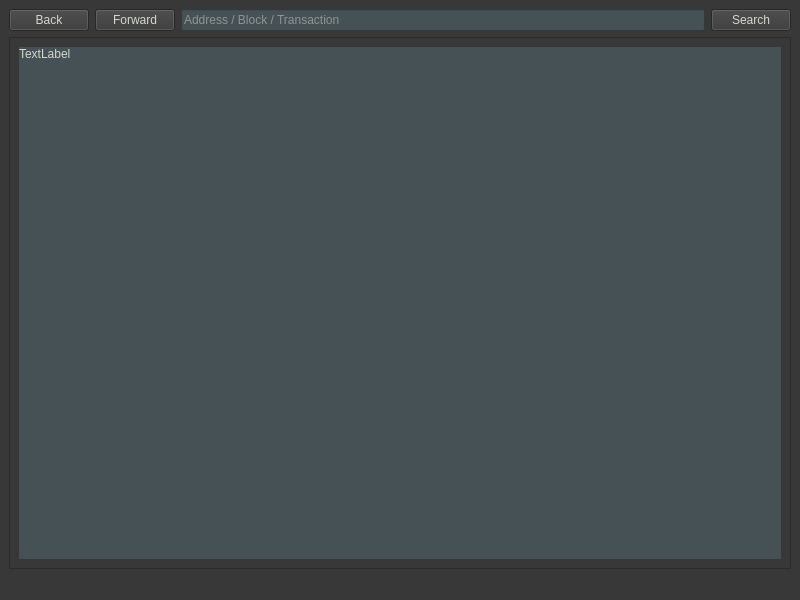
Old version of the form src/qt/forms/blockexplorer.ui in the repository NewCapital/TWINS-Core.
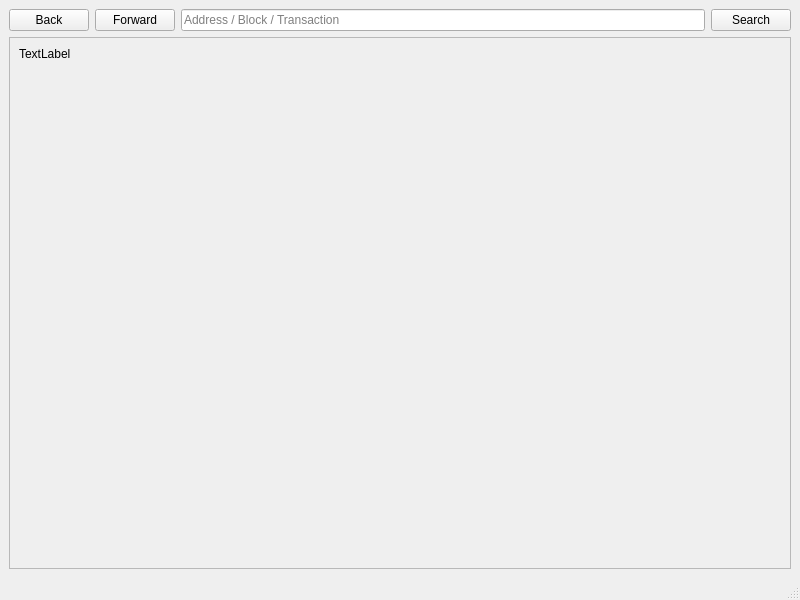
New version of the form. Icons and pictures are not drawn.

What changed in the file:
```diff
--- a/src/qt/forms/blockexplorer.ui
+++ b/src/qt/forms/blockexplorer.ui
@@ -13,10 +13,6 @@
   <property name="windowTitle">
    <string>Blockchain Explorer</string>
   </property>
-  <property name="styleSheet">
-   <string notr="true">background-color:rgb(56, 56, 56);
-color:rgb(211, 215, 207);</string>
-  </property>
   <widget class="QWidget" name="centralwidget">
    <property name="styleSheet">
     <string notr="true"/>
@@ -66,10 +62,6 @@
           <height>0</height>
          </size>
         </property>
-        <property name="styleSheet">
-         <string notr="true">background-color:rgb(70, 81, 86);
-color:rgb(211, 215, 207);</string>
-        </property>
         <property name="inputMask">
          <string/>
         </property>
@@ -127,8 +119,8 @@
         <rect>
          <x>0</x>
          <y>0</y>
-         <width>780</width>
-         <height>496</height>
+         <width>774</width>
+         <height>482</height>
         </rect>
        </property>
        <layout class="QHBoxLayout" name="horizontalLayout_2">
@@ -140,10 +132,6 @@
             <verstretch>0</verstretch>
            </sizepolicy>
           </property>
-          <property name="styleSheet">
-           <string notr="true">background-color:rgb(70, 81, 86);
-color:rgb(211, 215, 207);</string>
-          </property>
           <property name="text">
            <string>TextLabel</string>
           </property>
```
Left out of the diff: 2 changed lines with no effect on the pictures.
